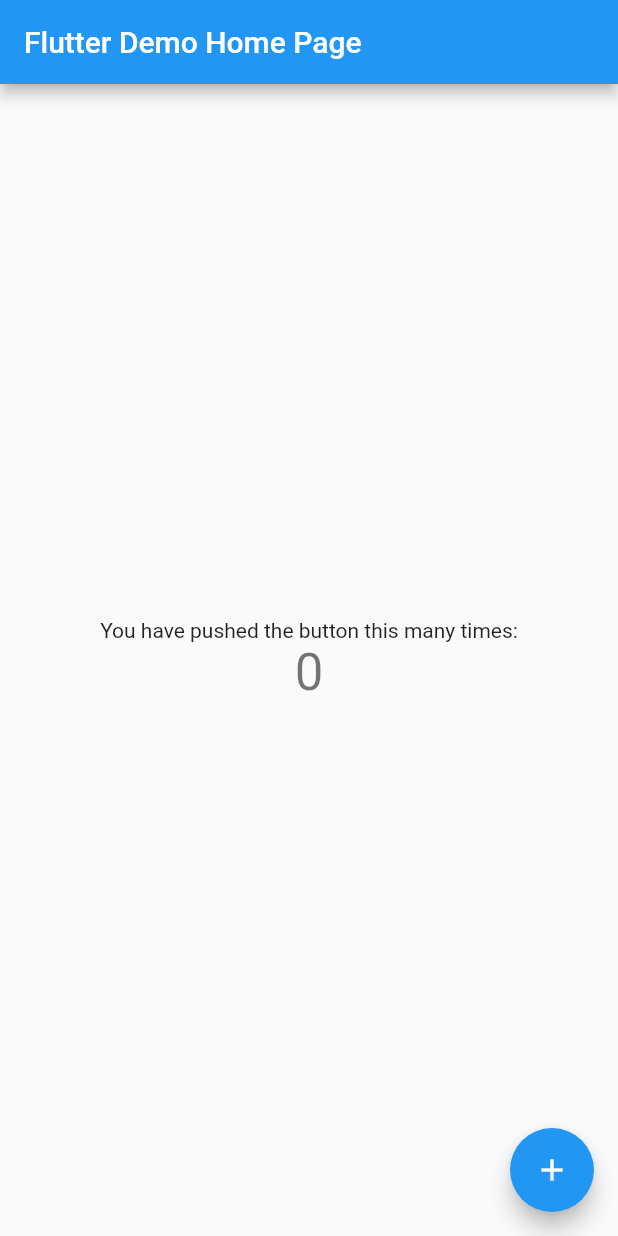
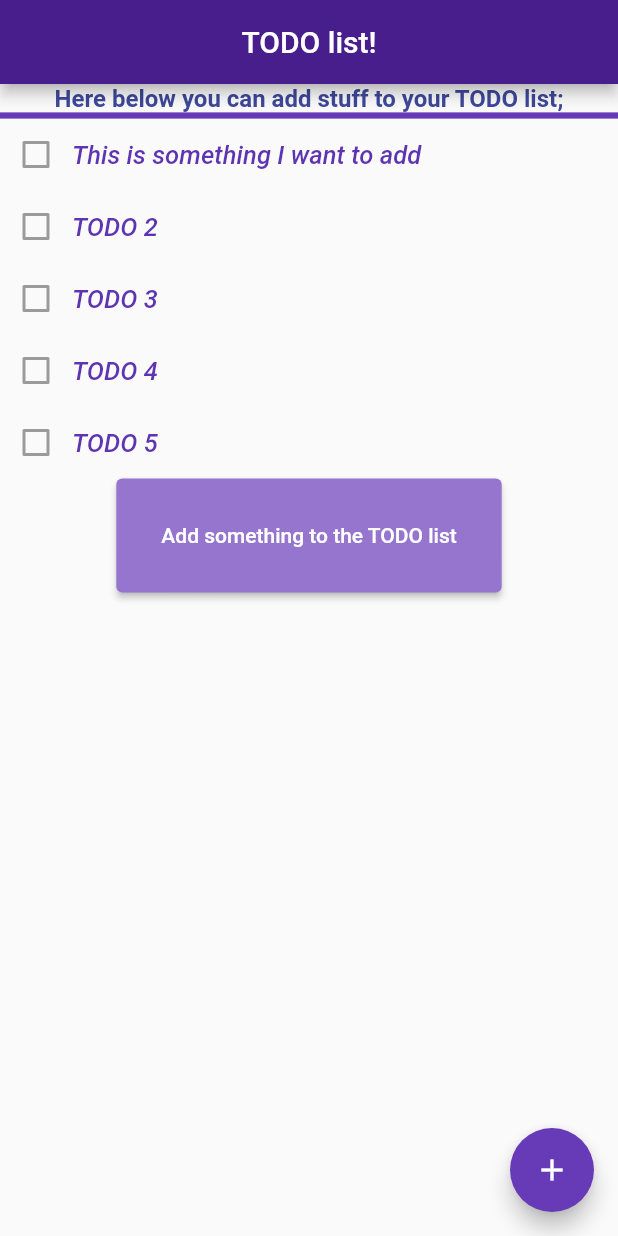
Before and after one commit to gu-tig333-ht22/gussunhem, a Flutter app: the screen it shows after launch, on a phone screen of 412 x 824 dp. Run offline on Flutter 3.47's test engine with Material 2 defaults, Android fonts, the phone set to English and light mode, and no system bars.

Commit message:
UI layout

```diff
--- a/lib/main.dart
+++ b/lib/main.dart
@@ -1,115 +1,142 @@
+// //to-do-list
+// statefulwidget for unchecking boxes
+
+//import 'dart:html';
+
 import 'package:flutter/material.dart';
 
 void main() {
-  runApp(const MyApp());
+  runApp(MyApp());
 }
 
 class MyApp extends StatelessWidget {
-  const MyApp({Key? key}) : super(key: key);
-
-  // This widget is the root of your application.
   @override
   Widget build(BuildContext context) {
     return MaterialApp(
-      title: 'Flutter Demo',
-      theme: ThemeData(
-        // This is the theme of your application.
-        //
-        // Try running your application with "flutter run". You'll see the
-        // application has a blue toolbar. Then, without quitting the app, try
-        // changing the primarySwatch below to Colors.green and then invoke
-        // "hot reload" (press "r" in the console where you ran "flutter run",
-        // or simply save your changes to "hot reload" in a Flutter IDE).
-        // Notice that the counter didn't reset back to zero; the application
-        // is not restarted.
-        primarySwatch: Colors.blue,
-      ),
-      home: const MyHomePage(title: 'Flutter Demo Home Page'),
-    );
+        title: 'TODO',
+        theme: ThemeData(primarySwatch: Colors.deepPurple), //rgb
+        home: MyHomePage());
   }
 }
 
-class MyHomePage extends StatefulWidget {
-  const MyHomePage({Key? key, required this.title}) : super(key: key);
+// HomePage
 
-  // This widget is the home page of your application. It is stateful, meaning
-  // that it has a State object (defined below) that contains fields that affect
-  // how it looks.
-
-  // This class is the configuration for the state. It holds the values (in this
-  // case the title) provided by the parent (in this case the App widget) and
-  // used by the build method of the State. Fields in a Widget subclass are
-  // always marked "final".
-
-  final String title;
-
-  @override
-  State<MyHomePage> createState() => _MyHomePageState();
-}
-
-class _MyHomePageState extends State<MyHomePage> {
-  int _counter = 0;
-
-  void _incrementCounter() {
-    setState(() {
-      // This call to setState tells the Flutter framework that something has
-      // changed in this State, which causes it to rerun the build method below
-      // so that the display can reflect the updated values. If we changed
-      // _counter without calling setState(), then the build method would not be
-      // called again, and so nothing would appear to happen.
-      _counter++;
-    });
-  }
-
+class MyHomePage extends StatelessWidget {
   @override
   Widget build(BuildContext context) {
-    // This method is rerun every time setState is called, for instance as done
-    // by the _incrementCounter method above.
-    //
-    // The Flutter framework has been optimized to make rerunning build methods
-    // fast, so that you can just rebuild anything that needs updating rather
-    // than having to individually change instances of widgets.
     return Scaffold(
       appBar: AppBar(
-        // Here we take the value from the MyHomePage object that was created by
-        // the App.build method, and use it to set our appbar title.
-        title: Text(widget.title),
-      ),
-      body: Center(
-        // Center is a layout widget. It takes a single child and positions it
-        // in the middle of the parent.
+          title: Text("TODO list!"),
+          centerTitle: true,
+          backgroundColor: Color.fromARGB(255, 71, 30, 140)),
+      body: /*Container(
+          color: Colors.blue,
+          padding: EdgeInsets.all(40)),*/
+
+          Center(
         child: Column(
-          // Column is also a layout widget. It takes a list of children and
-          // arranges them vertically. By default, it sizes itself to fit its
-          // children horizontally, and tries to be as tall as its parent.
-          //
-          // Invoke "debug painting" (press "p" in the console, choose the
-          // "Toggle Debug Paint" action from the Flutter Inspector in Android
-          // Studio, or the "Toggle Debug Paint" command in Visual Studio Code)
-          // to see the wireframe for each widget.
-          //
-          // Column has various properties to control how it sizes itself and
-          // how it positions its children. Here we use mainAxisAlignment to
-          // center the children vertically; the main axis here is the vertical
-          // axis because Columns are vertical (the cross axis would be
-          // horizontal).
-          mainAxisAlignment: MainAxisAlignment.center,
-          children: <Widget>[
-            const Text(
-              'You have pushed the button this many times:',
-            ),
-            Text(
-              '$_counter',
-              style: Theme.of(context).textTheme.headline4,
+          // MainAxisAlignment.something
+          children: [
+            // multiple values
+            Progress(),
+            TaskList(),
+            ElevatedButton(
+              child: Text('Add something to the TODO list'),
+              style: ElevatedButton.styleFrom(
+                primary: Colors.deepPurple[300],
+                onPrimary: Colors.white,
+                padding: EdgeInsets.all(30),
+              ),
+              onPressed: () {},
             ),
           ],
         ),
       ),
       floatingActionButton: FloatingActionButton(
-        onPressed: _incrementCounter,
-        tooltip: 'Increment',
+        onPressed: () {}, //add TODO-item to list
+        tooltip: 'Add a TODO',
         child: const Icon(Icons.add),
-      ), // This trailing comma makes auto-formatting nicer for build methods.
+      ),
     );
   }
 }
+
+// classes
+
+class Progress extends StatelessWidget {
+  // change name of class
+  @override
+  Widget build(BuildContext context) {
+    return Column(
+      children: [
+        Text("Here below you can add stuff to your TODO list;", // change color
+            style: TextStyle(
+              fontSize: 16.0,
+              fontWeight: FontWeight.bold,
+              color: Color.fromARGB(255, 62, 71, 154),
+            )),
+        LinearProgressIndicator(value: 7.0), // fade
+      ],
+    );
+  }
+}
+
+class TaskList extends StatelessWidget {
+  @override
+  Widget build(BuildContext context) {
+    return Column(
+      children: [
+        TaskItem(
+          label: "This is something I want to add",
+        ), // add bold text, wider between tasks
+        TaskItem(
+          label: "TODO 2",
+        ), // add cross in right corner to remove task + remove from list
+        TaskItem(
+          label: "TODO 3",
+        ),
+        TaskItem(
+          label: "TODO 4",
+        ),
+        TaskItem(
+          label: "TODO 5",
+        ),
+      ],
+    );
+  }
+}
+
+class TaskItem extends StatelessWidget {
+  // change to statefull
+  final String label;
+
+  const TaskItem({Key? key, required this.label}) : super(key: key);
+
+  @override
+  Widget build(BuildContext context) {
+    return Row(
+      children: [
+        Checkbox(onChanged: null, value: false), // onChanged: cross/uncrossed
+        Text(label,
+            style: TextStyle(
+              fontSize: 17.0,
+              fontWeight: FontWeight.w500,
+              color: Colors.deepPurple[600],
+              fontStyle: FontStyle.italic,
+            )), // download a font from google
+      ],
+    );
+  }
+}
+
+// Add announcement "Task $task has been added to the TODO list!"
+
+
+/* void printInteger(int aNumber) {
+  print('The number is $aNumber.'); // Print to console.
+}
+
+// This is where the app starts executing.
+void main() {
+  var number = 42; // Declare and initialize a variable.
+  printInteger(number); */
```
